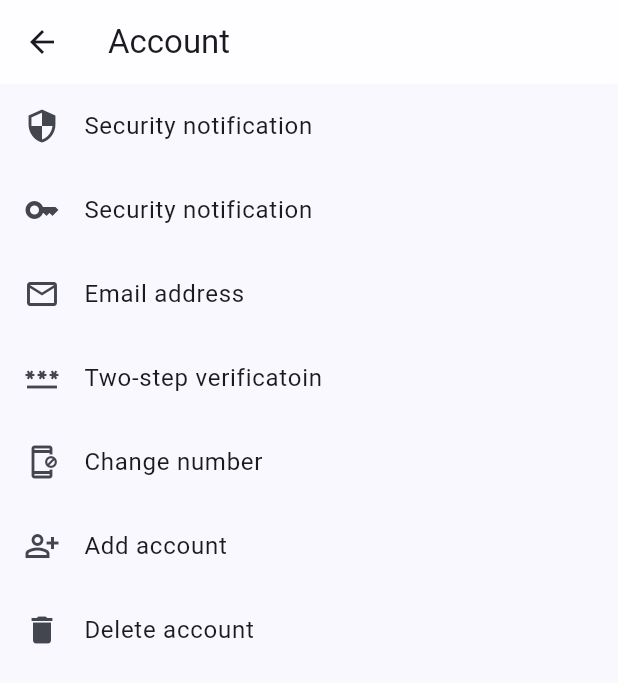
After one commit to KhushiBorana08/news_app, a Flutter app: the Account screen opened directly, on a phone screen of 412 x 824 dp. The commit adds this screen. Shown: the top 683 px of the screen. Run offline on Flutter 3.47's test engine with Material 3 defaults, Android fonts, the phone set to English and light mode, and no system bars; our stand-ins replace flutter_bloc, shared_preferences; accounts and stored records are empty.

Commit message:
initial commit

```diff
--- /dev/null
+++ b/lib/Screens/Home/account.dart
@@ -0,0 +1,52 @@
+import 'package:flutter/material.dart';
+
+class Account extends StatefulWidget {
+  const Account({super.key});
+
+  @override
+  State<Account> createState() => _AccountState();
+}
+
+class _AccountState extends State<Account> {
+  @override
+  Widget build(BuildContext context) {
+    return Scaffold(
+      appBar: AppBar(
+        backgroundColor: Colors.white70,
+        title: Text("Account"),
+      ),
+      body: Column(
+        children: [
+          ListTile(
+            leading: Icon(Icons.security),
+            title: Text("Security notification"),
+          ),
+          ListTile(
+            leading: Icon(Icons.key),
+            title: Text("Security notification"),
+          ),
+          ListTile(
+            leading: Icon(Icons.email_outlined),
+            title: Text("Email address"),
+          ),
+          ListTile(
+            leading: Icon(Icons.password),
+            title: Text("Two-step verificatoin"),
+          ),
+          ListTile(
+            leading: Icon(Icons.app_blocking_outlined),
+            title: Text("Change number"),
+          ),
+          ListTile(
+            leading: Icon(Icons.person_add_alt_outlined),
+            title: Text("Add account"),
+          ),
+          ListTile(
+            leading: Icon(Icons.delete),
+            title: Text("Delete account"),
+          ),
+        ],
+      ),
+    );
+  }
+}
--- a/lib/Screens/Home/screenfour.dart
+++ b/lib/Screens/Home/screenfour.dart
@@ -20,16 +20,14 @@ class _ScreenfourState extends State<Screenfour> {
                       Row(mainAxisAlignment: MainAxisAlignment.start,
                         children: [
                           Flexible(
-                            //child: Padding(padding: const EdgeInsets.only(left: 20.0),
                             child: Text("MEA issues travel advisory for Israel, Iran over rising tensions", style: TextStyle(fontSize: 24, fontWeight: FontWeight.bold)),),
-                          //)
                         ],
                       ),SizedBox(height: 20),
-                      Row(mainAxisAlignment: MainAxisAlignment.center,
+                      Row(mainAxisAlignment: MainAxisAlignment.start,
                         children: [
                           Container(
                             height: 300,
-                            width: 350,
+                            width: 371,
                             decoration: BoxDecoration(
                                 image: DecorationImage(image: AssetImage("assets/images/travel.jpeg"),fit: BoxFit.cover),
                                 borderRadius: BorderRadius.circular(10)
--- a/lib/Screens/Home/screenone.dart
+++ b/lib/Screens/Home/screenone.dart
@@ -24,7 +24,6 @@ class _ScreenoneState extends State<Screenone> {
                 decoration: BoxDecoration(
                   image: DecorationImage(image: AssetImage('assets/images/news7.png'),fit: BoxFit.cover),
                   borderRadius: BorderRadius.circular(8),
-                  //color: Colors.white70
                 ),
                 child: TextButton(onPressed: () {},
                     child: Padding(
@@ -37,9 +36,6 @@ class _ScreenoneState extends State<Screenone> {
               // )
             ],
           ),SizedBox(height: 15),
-          // Padding(padding: const EdgeInsets.symmetric(horizontal: 0),
-          //   child: Text("Latest News", style: TextStyle(fontWeight: FontWeight.bold, fontSize: 20),),),
-          // SizedBox(height: 15),
           Row(mainAxisAlignment: MainAxisAlignment.end,
             children: [
               Container(
@@ -61,11 +57,9 @@ class _ScreenoneState extends State<Screenone> {
                     Container(
                       height: 130,
                       width: 150,
-                      // color: Theme.of(context).colorScheme.background,
                       decoration: BoxDecoration(
                         image: DecorationImage(image: AssetImage('assets/images/news4.png'),fit: BoxFit.cover),
                         borderRadius: BorderRadius.circular(20),
-                        //color: Colors.white70
                       ),
                     ),
                     Container(
--- a/lib/Screens/Home/screentwo.dart
+++ b/lib/Screens/Home/screentwo.dart
@@ -25,13 +25,13 @@ class _ScreentwoState extends State<Screentwo> {
               //)
             ],
           ),SizedBox(height: 20),
-          Row(mainAxisAlignment: MainAxisAlignment.center,
+          Row(mainAxisAlignment: MainAxisAlignment.start,
             children: [
               Container(
                 height: 300,
-                width: 350,
+                width: 371,
                 decoration: BoxDecoration(
-                    image: DecorationImage(image: AssetImage("assets/images/img.png"),fit: BoxFit.cover),
+                    image: DecorationImage(image: AssetImage("assets/images/img.png",),fit: BoxFit.cover),
                     borderRadius: BorderRadius.circular(10)
                 ),
               )
```
Also changed, not shown: lib/Screens/Home/homescreen.dart (+21 -129 lines), lib/Screens/Home/screenthree.dart (+2 -17 lines).
